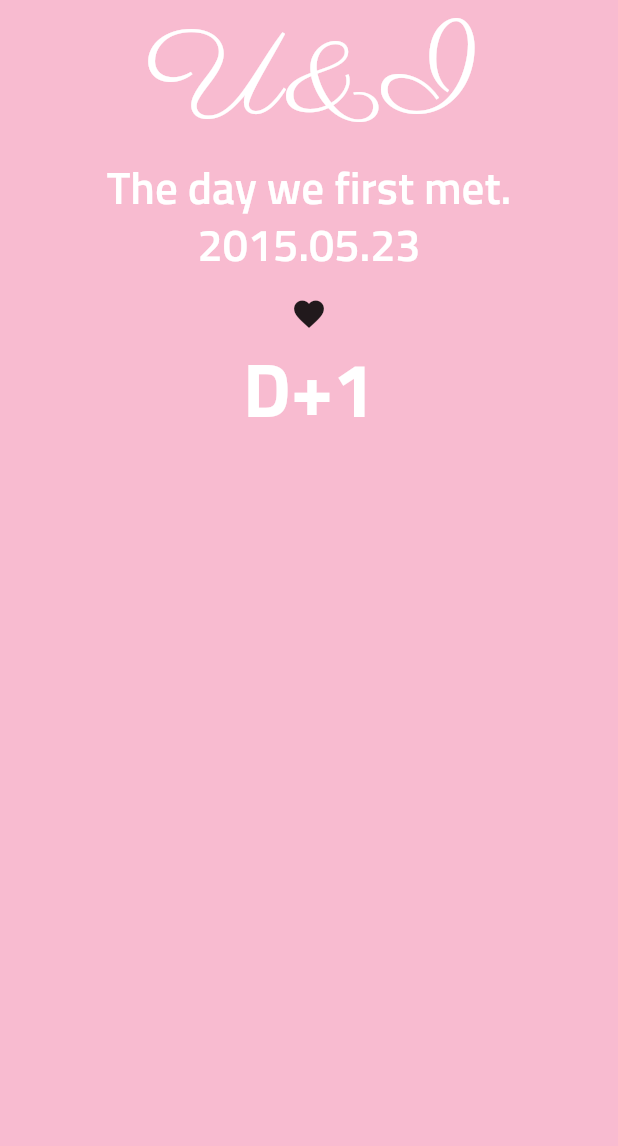
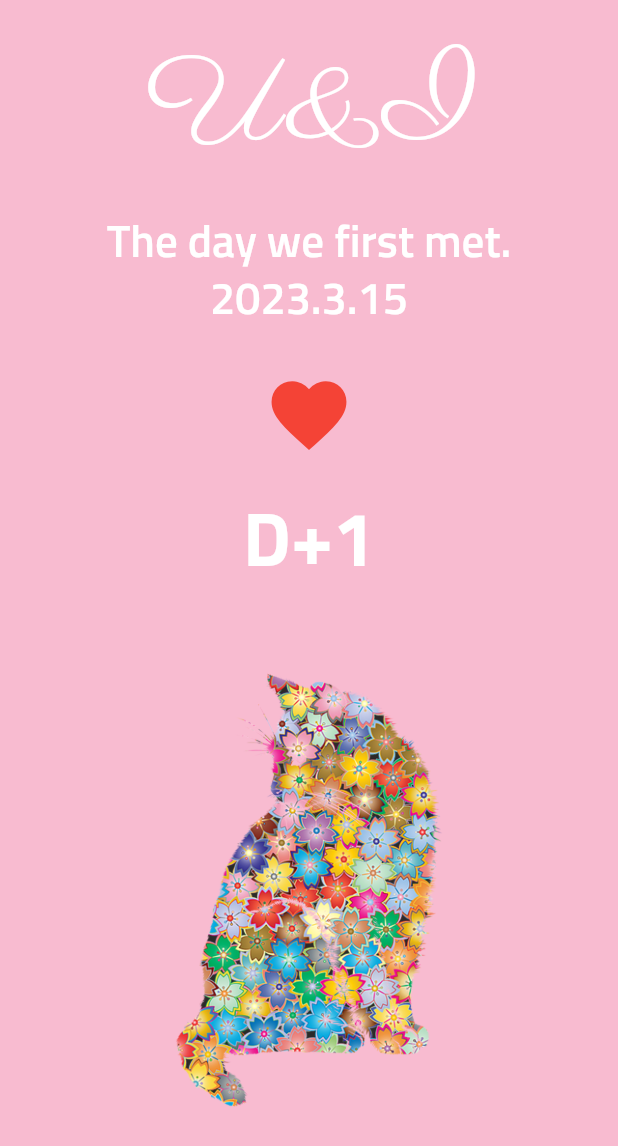
Before and after one commit to jude4264/flutter_project_u_and_i, a Flutter app: the screen it shows after launch, on a phone screen of 412 x 824 dp. Shown: the top 1146 px of the screen. Run offline on Flutter 3.47's test engine with Material 2 defaults, Android fonts, the light colour scheme and no system bars.

Commit message:
[UPDATE] ThemeData

```diff
--- a/lib/screen/home_screen.dart
+++ b/lib/screen/home_screen.dart
@@ -1,3 +1,4 @@
+import 'package:flutter/cupertino.dart';
 import 'package:flutter/material.dart';
 
 class Homescreen extends StatefulWidget {
@@ -8,6 +9,12 @@ class Homescreen extends StatefulWidget {
 }
 
 class _HomescreenState extends State<Homescreen> {
+  DateTime selectedDate = DateTime(
+    DateTime.now().year,
+    DateTime.now().month,
+    DateTime.now().day,
+  );
+
   @override
   Widget build(BuildContext context) {
     return Scaffold(
@@ -15,51 +22,110 @@ class _HomescreenState extends State<Homescreen> {
       body: Container(
         width: MediaQuery.of(context).size.width,
         child: SafeArea(
+          bottom: false,
           child: Column(
             children: [
-              Text(
-                'U&I',
-                style: TextStyle(
-                  color: Colors.white,
-                  fontFamily: 'Parisienne',
-                  fontSize: 80.0,
-                ),
+              _TopPart(
+                selectedDate: selectedDate,
+                onPressed: onHeartPress,
               ),
-              Text(
-                'The day we first met.',
-                style: TextStyle(
-                  color: Colors.white,
-                  fontFamily: 'Sunflower',
-                  fontSize: 30.0,
-                ),
-              ),
-              Text(
-                '2015.05.23',
-                style: TextStyle(
-                  color: Colors.white,
-                  fontFamily: 'Sunflower',
-                  fontSize: 30.0,
-                ),
-              ),
-              IconButton(
-                onPressed: () {},
-                icon: Icon(
-                  Icons.favorite,
-                ),
-              ),
-              Text(
-                'D+1',
-                style: TextStyle(
-                  color: Colors.white,
-                  fontFamily: 'Sunflower',
-                  fontSize: 50.0,
-                  fontWeight: FontWeight.w700,
-                ),
-              )
+              _BottomPart(),
             ],
           ),
         ),
       ),
     );
   }
+
+  void onHeartPress() {
+    //dialog
+    final now = DateTime.now();
+    showCupertinoDialog(
+      context: context,
+      barrierDismissible: true,
+      builder: (BuildContext context) {
+        return Align(
+          alignment: Alignment.bottomCenter,
+          child: Container(
+            color: Colors.white,
+            height: 300.0,
+            child: CupertinoDatePicker(
+              mode: CupertinoDatePickerMode.date,
+              initialDateTime: selectedDate,
+              maximumDate: DateTime(
+                now.year,
+                now.month,
+                now.day,
+              ),
+              onDateTimeChanged: (DateTime date) {
+                setState(() {
+                  selectedDate = date;
+                });
+              },
+            ),
+          ),
+        );
+      },
+    );
+  }
 }
+
+class _TopPart extends StatelessWidget {
+  final DateTime selectedDate;
+  final VoidCallback onPressed;
+  _TopPart({required this.selectedDate, required this.onPressed, Key? key})
+      : super(key: key);
+
+  @override
+  Widget build(BuildContext context) {
+    final now = DateTime.now();
+    final theme = Theme.of(context);
+    final textTheme = theme.textTheme;
+    return Expanded(
+      child: Column(
+        mainAxisAlignment: MainAxisAlignment.spaceEvenly,
+        children: [
+          Text(
+            'U&I',
+            style: textTheme.headline1,
+          ),
+          Column(
+            children: [
+              Text(
+                'The day we first met.',
+                style: textTheme.bodyText1,
+              ),
+              Text(
+                '${selectedDate.year}.${selectedDate.month}.${selectedDate.day}',
+                style: textTheme.bodyText1,
+              ),
+            ],
+          ),
+          IconButton(
+            iconSize: 60.0,
+            onPressed: onPressed,
+            icon: Icon(
+              Icons.favorite,
+              color: Colors.red,
+            ),
+          ),
+          Text(
+            'D+${DateTime(now.year, now.month, now.day).difference(selectedDate).inDays + 1}',
+            style: textTheme.headline2,
+          )
+        ],
+      ),
+    );
+  }
+}
+
+class _BottomPart extends StatelessWidget {
+  const _BottomPart({super.key});
+
+  @override
+  Widget build(BuildContext context) {
+    return Expanded(
+      child: Image.asset('asset/img/kitten-florist-gfa2f39f9a_1280.png'),
+    );
+  }
+}
```
Also changed, not shown: lib/main.dart (+23 -0 lines), 1 other file.
